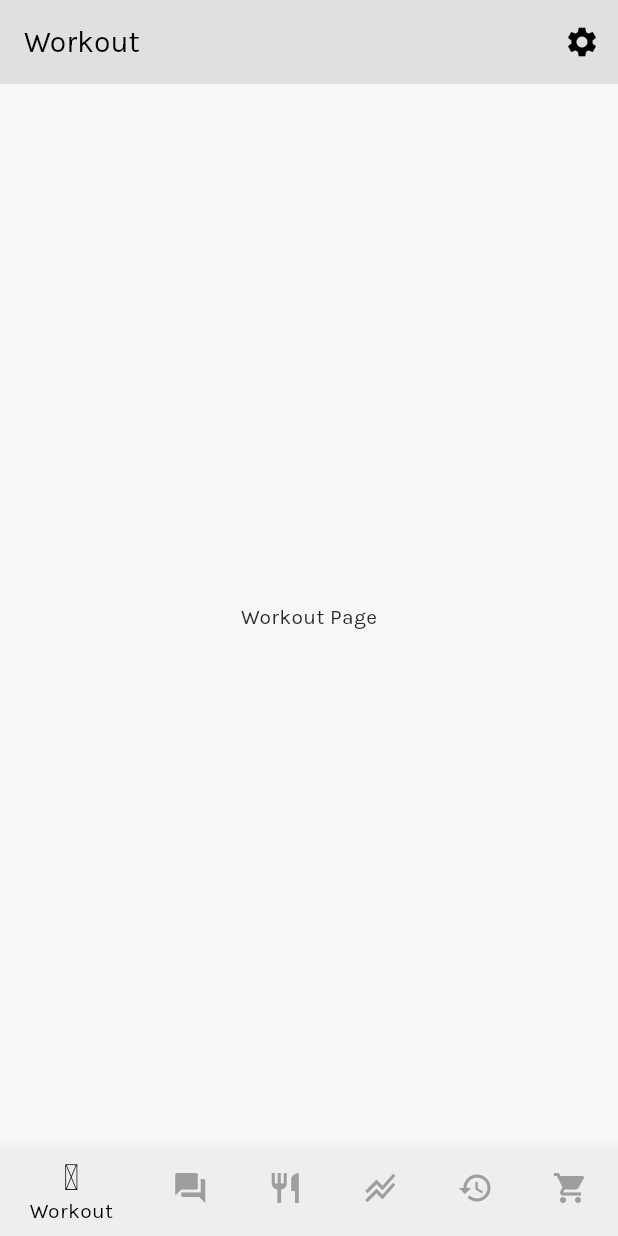
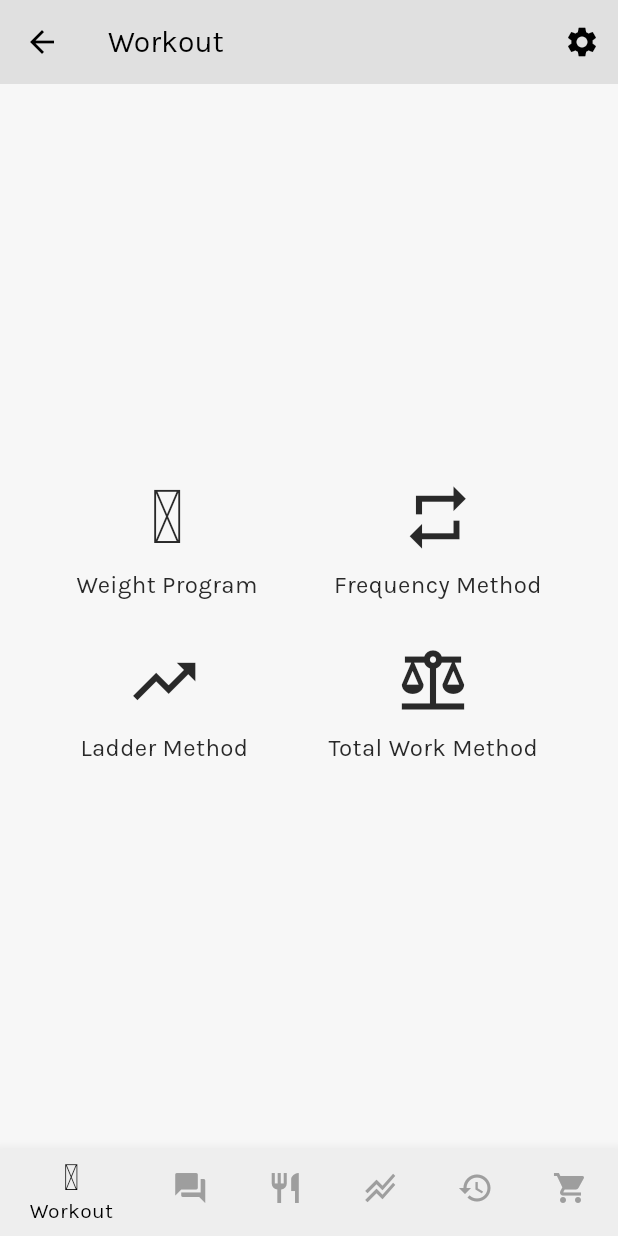
Before and after one commit to ryanellenburg/GreyskullLP, a Flutter app: the screen it shows after launch, after a tap on "Workout", on a phone screen of 412 x 824 dp. Run offline on Flutter 3.47's test engine with Material 3 defaults, Android fonts, the light colour scheme and no system bars.

Commit message:
Added sub pages for Workout

```diff
--- a/lib/main.dart
+++ b/lib/main.dart
@@ -77,20 +77,32 @@ class MainPage extends StatefulWidget {
 
 class MainPageState extends State<MainPage> {
   int _selectedIndex = -1; // Start with -1 to show HomePage initially
+  final ValueNotifier<String> _appBarTitle = ValueNotifier("Official Greyskull LP App");
 
-  final List<Widget> _pages = const [
-    WorkoutPage(),
-    ForumPage(),
-    DietPage(),
-    StatsPage(),
-    HistoryPage(),
-    StorePage(),
-  ];
+  final List<Widget> _pages = [];
+
+  @override
+  void initState() {
+    super.initState();
+    _pages.add(WorkoutPage(titleNotifier: _appBarTitle)); // Pass notifier to WorkoutPage
+    _pages.addAll([
+      const ForumPage(),
+      const DietPage(),
+      const StatsPage(),
+      const HistoryPage(),
+      const StorePage(),
+    ]);
+  }
 
   void _onItemTapped(int index) {
     setState(() {
       _selectedIndex = index;
     });
+    if (index == 0) {
+      _appBarTitle.value = "Workout"; // Reset title when switching back
+    } else {
+      _appBarTitle.value = _getPageTitle(index);
+    }
   }
 
   @override
@@ -100,7 +112,21 @@ class MainPageState extends State<MainPage> {
 
     return Scaffold(
       appBar: AppBar(
-        title: Text(_selectedIndex == -1 ? "Official Greyskull LP App" : _getPageTitle(_selectedIndex)),
+        title: ValueListenableBuilder<String>(
+          valueListenable: _appBarTitle,
+          builder: (context, title, _) => Text(title),
+        ),
+        leading: _selectedIndex == -1
+            ? null
+            : IconButton(
+                icon: const Icon(Icons.arrow_back),
+                onPressed: () {
+                  setState(() {
+                    _selectedIndex = -1;
+                    _appBarTitle.value = "Official Greyskull LP App"; // Reset title
+                  });
+                },
+              ),
         actions: [
           IconButton(
             icon: const Icon(Icons.settings),
--- a/lib/pages/workout_page.dart
+++ b/lib/pages/workout_page.dart
@@ -1,10 +1,69 @@
 import 'package:flutter/material.dart';
+import 'workout_page_weight.dart';
+import 'workout_page_frequency.dart';
+import 'workout_page_ladder.dart';
+import 'workout_page_totalwork.dart';
 
-class WorkoutPage extends StatelessWidget {
-  const WorkoutPage({super.key});
+class WorkoutPage extends StatefulWidget {
+  final ValueNotifier<String> titleNotifier; // Notifier for app bar title
+
+  const WorkoutPage({super.key, required this.titleNotifier});
+
+  @override
+  State<WorkoutPage> createState() => _WorkoutPageState();
+}
+
+class _WorkoutPageState extends State<WorkoutPage> {
+  Widget? _currentPage; // Holds the current sub-page
+
+  void _openSubPage(Widget page, String title) {
+    setState(() {
+      _currentPage = page;
+    });
+    widget.titleNotifier.value = title; // Update title
+  }
 
   @override
   Widget build(BuildContext context) {
-    return const Center(child: Text('Workout Page'));
+    return _currentPage ?? _buildWorkoutMainPage();
+  }
+
+  Widget _buildWorkoutMainPage() {
+    widget.titleNotifier.value = "Workout"; // Reset title when on main workout page
+
+    return Center(
+      child: Column(
+        mainAxisAlignment: MainAxisAlignment.center,
+        children: [
+          Row(
+            mainAxisAlignment: MainAxisAlignment.spaceEvenly,
+            children: [
+              _buildWorkoutButton(IconData(0xf6e6, fontFamily: 'MaterialSymbols'), 'Weight Program', const WorkoutPageWeight()),
+              _buildWorkoutButton(Icons.repeat, 'Frequency Method', const WorkoutPageFrequency()),
+            ],
+          ),
+          const SizedBox(height: 20),
+          Row(
+            mainAxisAlignment: MainAxisAlignment.spaceEvenly,
+            children: [
+              _buildWorkoutButton(Icons.trending_up, 'Ladder Method', const WorkoutPageLadder()),
+              _buildWorkoutButton(Icons.balance, 'Total Work Method', const WorkoutPageTotalWork()),
+            ],
+          ),
+        ],
+      ),
+    );
+  }
+
+  Widget _buildWorkoutButton(IconData icon, String label, Widget page) {
+    return Column(
+      children: [
+        IconButton(
+          icon: Icon(icon, size: 50),
+          onPressed: () => _openSubPage(page, label), // Load sub-page and update title
+        ),
+        Text(label, style: const TextStyle(fontSize: 16)),
+      ],
+    );
   }
 }
```
Also changed, not shown: lib/pages/workout_page_frequency.dart (added, +17 -0 lines), lib/pages/workout_page_ladder.dart (added, +17 -0 lines), lib/pages/workout_page_totalwork.dart (added, +17 -0 lines), lib/pages/workout_page_weight.dart (added, +17 -0 lines), pubspec.lock, 2 other files.
